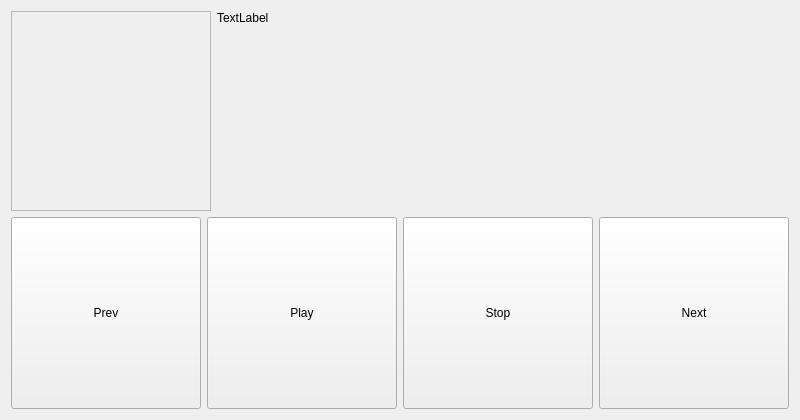
funkycode/maemo-xmms2, file mainwindow.ui: the form before one commit.
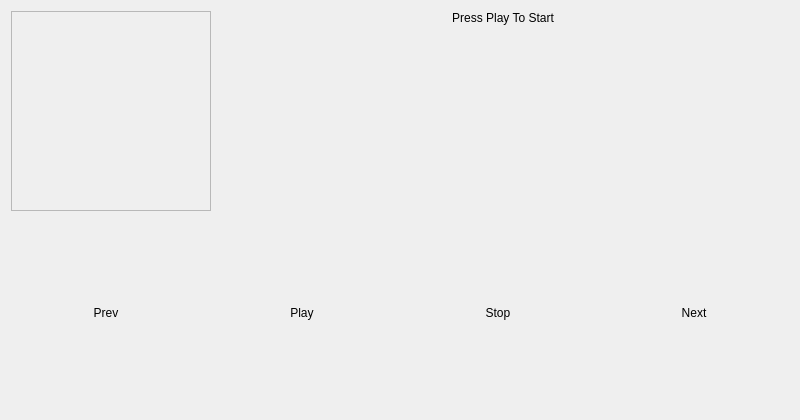
The form after the commit. Icons and pictures are not drawn.

What changed in the file:
```diff
--- a/mainwindow.ui
+++ b/mainwindow.ui
@@ -48,14 +48,26 @@
       <item>
        <widget class="QLabel" name="song_info">
         <property name="text">
-         <string>TextLabel</string>
+         <string>Press Play To Start</string>
+        </property>
+        <property name="scaledContents">
+         <bool>false</bool>
         </property>
         <property name="alignment">
-         <set>Qt::AlignLeading|Qt::AlignLeft|Qt::AlignTop</set>
+         <set>Qt::AlignHCenter|Qt::AlignTop</set>
         </property>
         <property name="wordWrap">
          <bool>true</bool>
         </property>
+        <property name="margin">
+         <number>3</number>
+        </property>
+        <property name="indent">
+         <number>-1</number>
+        </property>
+        <property name="textInteractionFlags">
+         <set>Qt::LinksAccessibleByMouse</set>
+        </property>
        </widget>
       </item>
      </layout>
@@ -89,7 +101,7 @@
          <bool>true</bool>
         </property>
         <property name="flat">
-         <bool>false</bool>
+         <bool>true</bool>
         </property>
        </widget>
       </item>
@@ -117,7 +129,7 @@
          <bool>true</bool>
         </property>
         <property name="flat">
-         <bool>false</bool>
+         <bool>true</bool>
         </property>
        </widget>
       </item>
@@ -145,7 +157,7 @@
          <bool>true</bool>
         </property>
         <property name="flat">
-         <bool>false</bool>
+         <bool>true</bool>
         </property>
        </widget>
       </item>
@@ -173,7 +185,7 @@
          <bool>true</bool>
         </property>
         <property name="flat">
-         <bool>false</bool>
+         <bool>true</bool>
         </property>
        </widget>
       </item>
```
Left out of the diff: 8 changed lines with no effect on the pictures.
